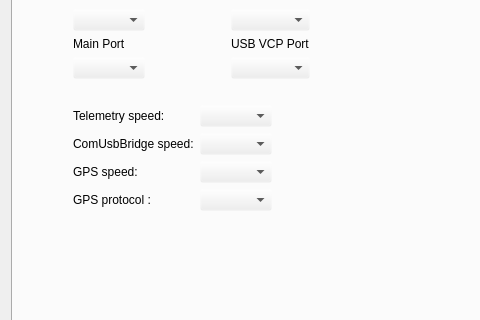
The window that ground/gcs/src/plugins/config/cc_hw_settings.ui (librepilot/LibrePilot) describes before a commit, drawn with Qt 5; both pictures show x 0 to 480 and y 138 to 458 of the 646 by 596 pixel window.
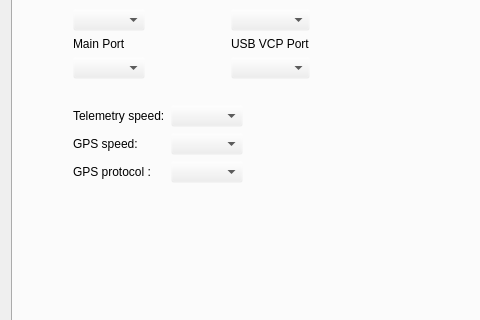
The same window after the commit. Icons and pictures are not drawn.

Commit message: LP-377 Implement handling of USB_CDC_REQ_SET_LINE_CODING control request for F4 and F1 targets. Removes UsbComBridgeSpeed from hwsettings object. Removes GCS combo boxes related to UsbComBridgeSpeed. Fixes few places where UsbComBridgeSpeed was used for DebugConsole speed config.

```diff
--- a/ground/gcs/src/plugins/config/cc_hw_settings.ui
+++ b/ground/gcs/src/plugins/config/cc_hw_settings.ui
@@ -254,13 +254,6 @@
                  </property>
                 </widget>
                </item>
-               <item row="1" column="1">
-                <widget class="QComboBox" name="comUsbBridgeSpeed">
-                 <property name="toolTip">
-                  <string>Select the speed here.</string>
-                 </property>
-                </widget>
-               </item>
                <item row="2" column="1">
                 <widget class="QComboBox" name="gpsSpeed">
                  <property name="toolTip">
@@ -268,19 +261,6 @@
                  </property>
                 </widget>
                </item>
-               <item row="1" column="0">
-                <widget class="QLabel" name="ComUsbBridgeSpeedLabel">
-                 <property name="minimumSize">
-                  <size>
-                   <width>55</width>
-                   <height>0</height>
-                  </size>
-                 </property>
-                 <property name="text">
-                  <string>ComUsbBridge speed:</string>
-                 </property>
-                </widget>
-               </item>
                <item row="3" column="0">
                 <widget class="QLabel" name="GpsProtocolLabel">
                  <property name="text">
```
The commit also changes 15 other files.
